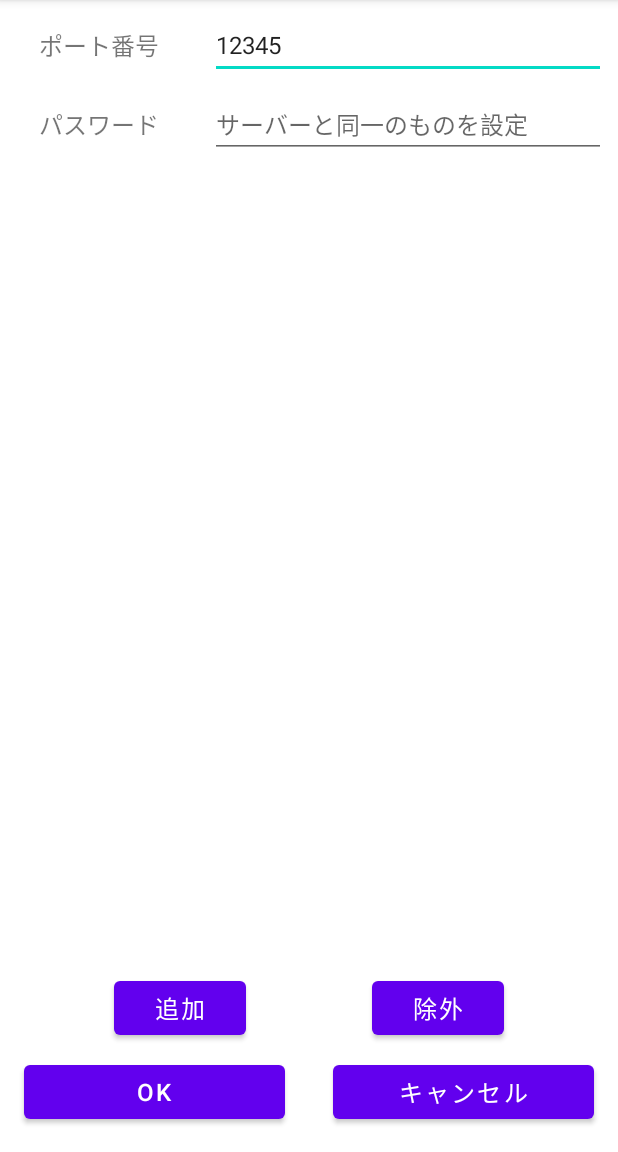
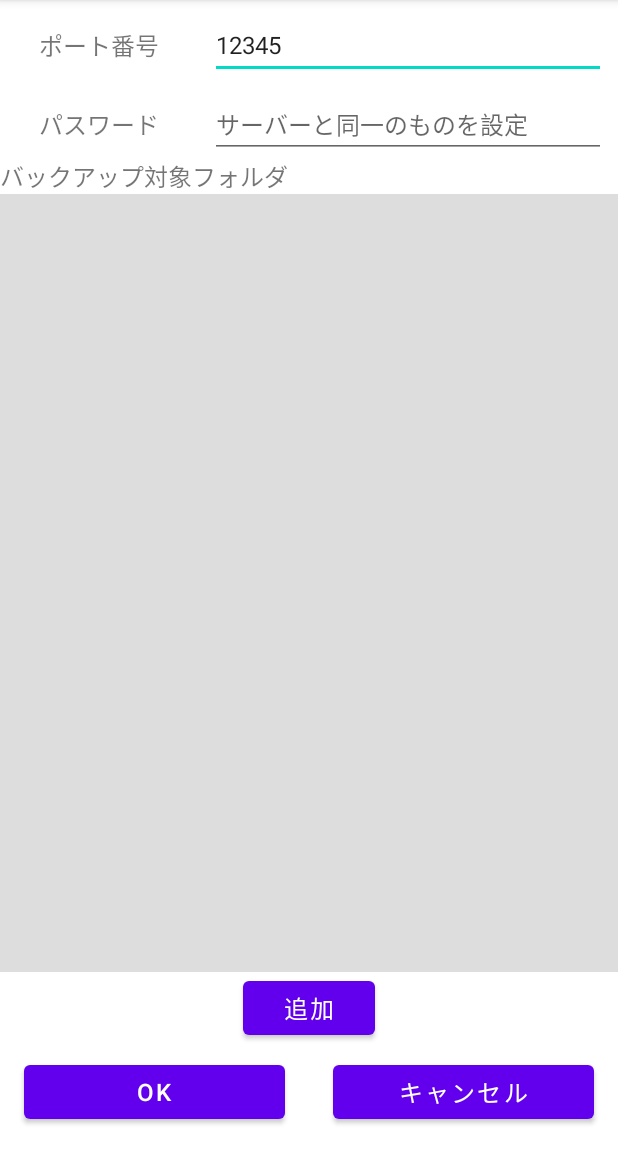
Before and after one commit to sea314/AndroidFileSYNC, an Android app: the screen it shows after launch (SettingActivity), after a tap on "設定", on a phone screen of 412 x 824 dp, the part 84-1236 px from its top. Run offline under Robolectric (Android 15) with nearby library versions, the phone set to English and light mode, and no system bars.

Commit message:
バックアップ対象フォルダ選択追加

```diff
--- a/Client/app/build.gradle
+++ b/Client/app/build.gradle
@@ -28,7 +28,6 @@ android {
 }
 
 dependencies {
-
     implementation 'androidx.appcompat:appcompat:1.4.1'
     implementation 'com.google.android.material:material:1.6.0'
     implementation 'androidx.constraintlayout:constraintlayout:2.1.3'
--- a/Client/app/src/main/java/jp/ac/titech/itpro/sdl/androidfilesync/Config.java
+++ b/Client/app/src/main/java/jp/ac/titech/itpro/sdl/androidfilesync/Config.java
@@ -4,28 +4,35 @@ import android.content.Context;
 import android.content.SharedPreferences;
 import android.util.Log;
 
+import java.util.ArrayList;
+import java.util.HashSet;
+import java.util.Set;
+
 public class Config {
     private final static String TAG = Config.class.getSimpleName();
 
     public int port;
     public String passwordDigest;
+    public Set<String> backupPaths;
 
     public void Load(Context context){
         SharedPreferences pref = context.getSharedPreferences("AndroidFileSYNC", Context.MODE_PRIVATE);
         port = pref.getInt("port", 12345);
         passwordDigest = pref.getString("passwordDigest", "");
+        backupPaths = pref.getStringSet("backupPaths", new HashSet<>());
         Log.i(TAG, "Config.Load");
         Log.i(TAG, "port:"+port);
         Log.i(TAG, "passwordDigest:"+passwordDigest);
+        Log.i(TAG, "backupPaths:"+backupPaths);
     }
 
     public void Save(Context context){
         SharedPreferences pref = context.getSharedPreferences("AndroidFileSYNC", Context.MODE_PRIVATE);
         SharedPreferences.Editor editor = pref.edit();
+        Log.i(TAG, "Config.Save");
         editor.putInt("port", port);
         editor.putString("passwordDigest", passwordDigest);
+        editor.putStringSet("backupPaths", backupPaths);
         editor.commit();
-
-        Log.i(TAG, "Config.Save");
     }
 }
--- a/Client/app/src/main/java/jp/ac/titech/itpro/sdl/androidfilesync/MainActivity.java
+++ b/Client/app/src/main/java/jp/ac/titech/itpro/sdl/androidfilesync/MainActivity.java
@@ -78,10 +78,9 @@ public class MainActivity extends AppCompatActivity {
     }
 
     @Override
-    public void onStop()
-    {
-        super.onStop();
-        config.Save(getApplicationContext());
+    public void onResume() {
+        super.onResume();
+        config.Load(this);
     }
 
     public void onClickSetting(View v){
--- a/Client/app/src/main/java/jp/ac/titech/itpro/sdl/androidfilesync/UriPath.java
+++ b/Client/app/src/main/java/jp/ac/titech/itpro/sdl/androidfilesync/UriPath.java
@@ -27,7 +27,7 @@ public class UriPath {
                 if ("primary".equalsIgnoreCase(type)) {
                     return Environment.getExternalStorageDirectory() + "/" + split[1];
                 }else {
-                    return "/stroage/" + type +  "/" + split[1];
+                    return "/storage/" + type +  "/" + split[1];
                 }
             }else if ("com.android.providers.downloads.documents".equals(
                     uri.getAuthority())) {// DownloadsProvider
@@ -75,6 +75,4 @@ public class UriPath {
         }
         return null;
     }
-
-
 }
--- a/Client/app/src/main/res/layout/activity_main.xml
+++ b/Client/app/src/main/res/layout/activity_main.xml
@@ -17,6 +17,8 @@
         android:textSize="16sp"
         android:visibility="visible"
         app:layout_constraintStart_toStartOf="parent"
+        app:layout_constraintEnd_toEndOf="parent"
+        app:layout_constraintTop_toTopOf="parent"
     />
 
     <Button
--- a/Client/app/src/main/res/layout/activity_setting.xml
+++ b/Client/app/src/main/res/layout/activity_setting.xml
@@ -64,16 +64,27 @@
         app:layout_constraintTop_toBottomOf="@+id/port_edit"
         />
 
+    <TextView
+        android:id="@+id/backup_view"
+        android:layout_width="0dp"
+        android:layout_height="wrap_content"
+        app:layout_constraintTop_toBottomOf="@+id/password_edit"
+        app:layout_constraintStart_toStartOf="parent"
+        app:layout_constraintEnd_toEndOf="parent"
+        android:textSize="16sp"
+        android:text="@string/backup_view_label"
+    />
 
     <ListView
         android:id="@+id/backup_list"
         android:layout_width="match_parent"
         android:layout_height="0dp"
+        android:background="#DDDDDD"
         app:layout_constraintStart_toStartOf="parent"
         app:layout_constraintEnd_toEndOf="parent"
-        app:layout_constraintTop_toBottomOf="@+id/password_edit"
+        app:layout_constraintTop_toBottomOf="@+id/backup_view"
         app:layout_constraintBottom_toTopOf="@+id/add_backup_button"
-        />
+    />
 
     <Button
         android:id="@+id/add_backup_button"
@@ -87,23 +98,8 @@
         android:visibility="visible"
         app:layout_constraintHorizontal_weight="1"
         app:layout_constraintStart_toStartOf="parent"
-        app:layout_constraintEnd_toStartOf="@+id/delete_backup_button"
+        app:layout_constraintEnd_toEndOf="parent"
         app:layout_constraintBottom_toTopOf="@+id/ok_button"
-    />
-
-    <Button
-        android:id="@+id/delete_backup_button"
-        android:layout_width="wrap_content"
-        android:layout_height="wrap_content"
-        android:layout_margin="8dp"
-        android:onClick="onClickDeleteBackup"
-        android:text="@string/delete_backup_button_label"
-        android:textSize="16sp"
-        android:visibility="visible"
-        app:layout_constraintHorizontal_weight="1"
-        app:layout_constraintStart_toEndOf="@+id/add_backup_button"
-        app:layout_constraintEnd_toEndOf="parent"
-        app:layout_constraintBottom_toTopOf="@+id/cancel_button"
     />
 
     <Button
@@ -120,6 +116,7 @@
         app:layout_constraintEnd_toStartOf="@+id/cancel_button"
         app:layout_constraintBottom_toBottomOf="parent"
     />
+
     <Button
         android:id="@+id/cancel_button"
         android:layout_width="0dp"
--- a/Client/app/src/main/res/values/strings.xml
+++ b/Client/app/src/main/res/values/strings.xml
@@ -7,6 +7,7 @@
     <string name="port_edit_label">サーバーと同一のものを設定</string>
     <string name="password_view_label">パスワード</string>
     <string name="password_edit_label">サーバーと同一のものを設定</string>
+    <string name="backup_view_label">バックアップ対象フォルダ</string>
     <string name="add_backup_button_label">追加</string>
     <string name="delete_backup_button_label">除外</string>
     <string name="ok_button_label">OK</string>
```
Also changed, not shown: Client/app/src/main/java/jp/ac/titech/itpro/sdl/androidfilesync/SettingActivity.java (+75 -13 lines).
